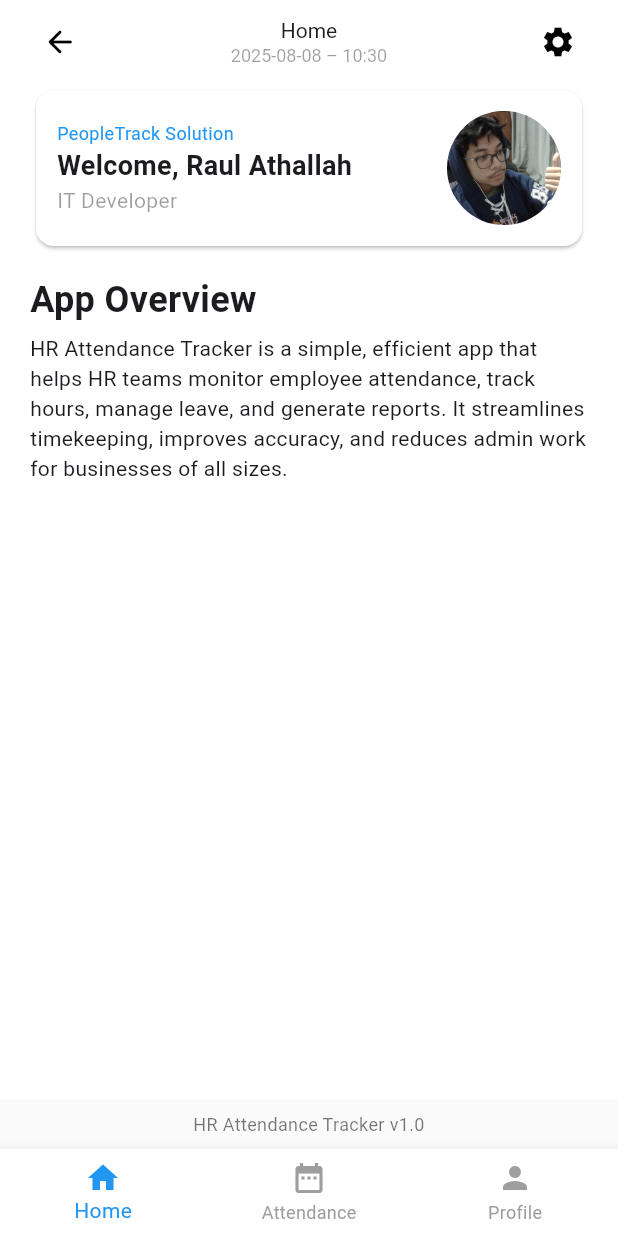
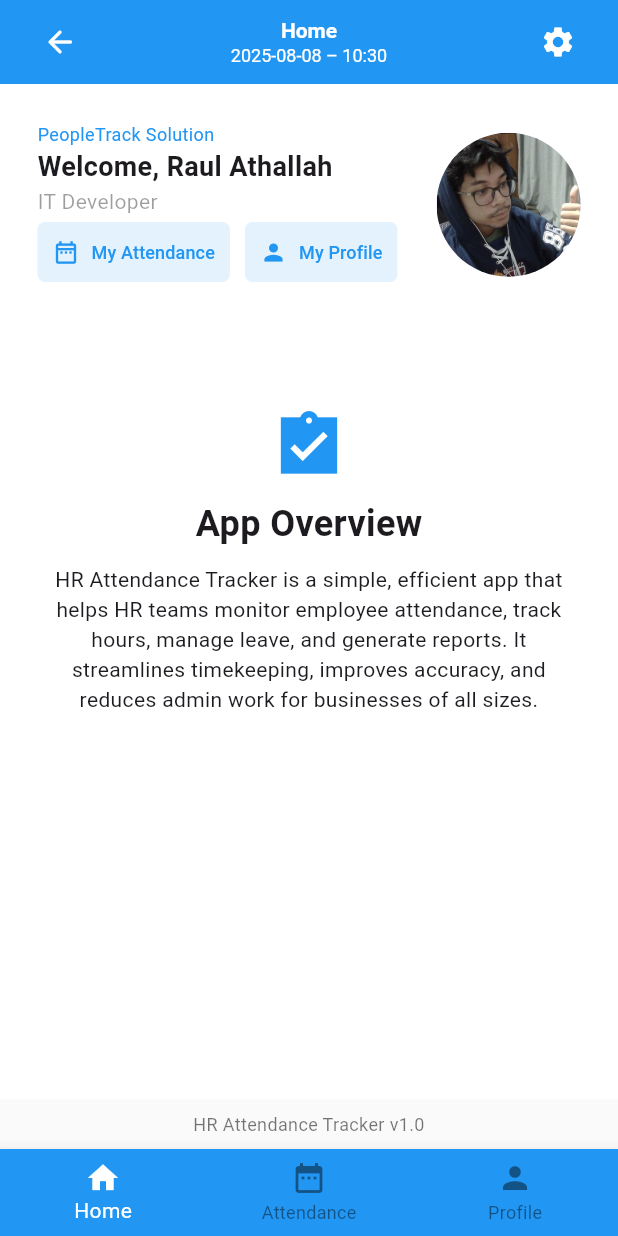
Before and after one commit to raulathallah/flutter-sa-mini, a Flutter app: the screen it shows after launch, on a phone screen of 412 x 824 dp. Run offline on Flutter 3.47's test engine with Material 3 defaults, Android fonts, the phone set to English and light mode, and no system bars.

Commit message:
mini 2, ui fixed homescreen, homescreen button

```diff
--- a/lib/components/appBar.dart
+++ b/lib/components/appBar.dart
@@ -3,8 +3,15 @@ import 'package:intl/intl.dart';
 
 class buildAppBar extends StatelessWidget implements PreferredSizeWidget {
   final String title;
+  final int? fromIndex;
+  final void Function(int)? onTabChange;
 
-  buildAppBar({super.key, required this.title});
+  buildAppBar({
+    super.key,
+    required this.title,
+    this.fromIndex,
+    required this.onTabChange,
+  });
 
   String formattedDate = DateFormat(
     'yyyy-MM-dd – kk:mm',
@@ -17,25 +24,36 @@ class buildAppBar extends StatelessWidget implements PreferredSizeWidget {
         mainAxisAlignment: MainAxisAlignment.spaceBetween,
         children: [
           IconButton(
-            icon: Icon(Icons.arrow_back_rounded, color: Colors.black),
-            onPressed: null,
+            icon: Icon(Icons.arrow_back_rounded, color: Colors.white),
+            onPressed: () {
+              if (fromIndex != null) {
+                onTabChange!(fromIndex!);
+              }
+            },
           ),
           Column(
             children: [
-              Text(title, style: TextStyle(fontSize: 14)),
+              Text(
+                title,
+                style: TextStyle(
+                  fontSize: 14,
+                  color: Colors.white,
+                  fontWeight: FontWeight.bold,
+                ),
+              ),
               Text(
                 formattedDate,
-                style: TextStyle(fontSize: 12, color: Colors.black38),
+                style: TextStyle(fontSize: 12, color: Colors.white),
               ),
             ],
           ),
           IconButton(
-            icon: Icon(Icons.settings, color: Colors.black),
+            icon: Icon(Icons.settings, color: Colors.white),
             onPressed: null,
           ),
         ],
       ),
-      backgroundColor: Colors.transparent,
+      backgroundColor: Colors.blue,
       elevation: 0,
       centerTitle: true,
     );
--- a/lib/main.dart
+++ b/lib/main.dart
@@ -34,6 +34,7 @@ class MainScreen extends StatefulWidget {
 
 class _MainScreenState extends State<MainScreen> {
   int _currentIndex = 0;
+  int? _fromIndex;
 
   Employee get emp => Employee(
     fullName: 'Raul Athallah',
@@ -51,11 +52,16 @@ class _MainScreenState extends State<MainScreen> {
   );
 
   void _changeTab(int index) {
-    setState(() => _currentIndex = index);
+    if (index != null) {
+      setState(() {
+        _fromIndex = _currentIndex;
+        _currentIndex = index;
+      });
+    }
   }
 
   List<Widget> get _screens => [
-    HomeScreen(emp: emp),
+    HomeScreen(emp: emp, onTabChange: _changeTab),
     AttendanceScreen(emp: emp),
     ProfileScreen(emp: emp),
   ];
@@ -64,7 +70,11 @@ class _MainScreenState extends State<MainScreen> {
   @override
   Widget build(BuildContext context) {
     return Scaffold(
-      appBar: buildAppBar(title: _titles[_currentIndex]),
+      appBar: buildAppBar(
+        title: _titles[_currentIndex],
+        fromIndex: _fromIndex,
+        onTabChange: _changeTab,
+      ),
       body: Column(
         children: [
           Expanded(
@@ -81,10 +91,10 @@ class _MainScreenState extends State<MainScreen> {
       ),
 
       bottomNavigationBar: BottomNavigationBar(
-        backgroundColor: Colors.white,
+        backgroundColor: Colors.blue,
         currentIndex: _currentIndex,
-        selectedItemColor: Colors.blue,
-        unselectedItemColor: Colors.grey,
+        selectedItemColor: Colors.white,
+        unselectedItemColor: Colors.black45,
         onTap: _changeTab,
         items: const [
           BottomNavigationBarItem(icon: Icon(Icons.home), label: 'Home'),
--- a/lib/screen/home_screen.dart
+++ b/lib/screen/home_screen.dart
@@ -4,8 +4,9 @@ import 'package:intl/intl.dart';
 
 class HomeScreen extends StatelessWidget {
   final Employee emp;
+  final void Function(int)? onTabChange;
 
-  HomeScreen({super.key, required this.emp});
+  HomeScreen({super.key, required this.emp, required this.onTabChange});
 
   String formattedDate = DateFormat(
     'yyyy-MM-dd – kk:mm',
@@ -17,29 +18,20 @@ class HomeScreen extends StatelessWidget {
       body: SafeArea(
         child: SingleChildScrollView(
           child: Padding(
-            padding: EdgeInsets.symmetric(horizontal: 20),
+            padding: EdgeInsets.all(25),
             child: Column(
+              spacing: 15,
               crossAxisAlignment: CrossAxisAlignment.start,
               children: [
-                //HEADER CARD
-                Card(
-                  elevation: 1,
-                  color: Colors.white,
-                  child: Padding(
-                    padding: EdgeInsets.all(14),
-                    child: Row(
+                Row(
                   mainAxisAlignment: MainAxisAlignment.spaceBetween,
                   children: [
                     Column(
                       crossAxisAlignment: CrossAxisAlignment.start,
-
                       children: [
                         Text(
                           'PeopleTrack Solution',
-                              style: TextStyle(
-                                fontSize: 12,
-                                color: Colors.blue,
-                              ),
+                          style: TextStyle(fontSize: 12, color: Colors.blue),
                         ),
                         Text(
                           'Welcome, ${emp.fullName}',
@@ -50,29 +42,44 @@ class HomeScreen extends StatelessWidget {
                         ),
                         Text(
                           emp.position,
-                              style: TextStyle(
-                                fontSize: 14,
-                                color: Colors.black38,
+                          style: TextStyle(fontSize: 14, color: Colors.black38),
                         ),
+
+                        Row(
+                          spacing: 10,
+                          mainAxisAlignment: MainAxisAlignment.start,
+                          children: [
+                            buttonCustom(
+                              'My Attendance',
+                              Icons.date_range_outlined,
+                              () => onTabChange!(1),
+                            ),
+                            buttonCustom(
+                              'My Profile',
+                              Icons.person,
+                              () => onTabChange!(2),
+                            ),
+                          ],
                         ),
                       ],
                     ),
 
                     CircleAvatar(
-                          radius: 38,
-                          backgroundImage: AssetImage(
-                            'assets/images/pp_raul.jpg',
-                          ),
+                      radius: 48,
+                      backgroundImage: AssetImage('assets/images/pp_raul.jpg'),
                     ),
                   ],
                 ),
+                SizedBox(height: 50),
+                Column(
+                  crossAxisAlignment: CrossAxisAlignment.center,
+                  spacing: 10,
+                  children: [
+                    Icon(
+                      Icons.assignment_turned_in_sharp,
+                      color: Colors.blue,
+                      size: 50,
                     ),
-                ),
-                SizedBox(height: 15),
-                Column(
-                  spacing: 5,
-                  crossAxisAlignment: CrossAxisAlignment.start,
-                  children: [
                     Text(
                       'App Overview',
                       style: TextStyle(
@@ -82,6 +89,8 @@ class HomeScreen extends StatelessWidget {
                     ),
                     Text(
                       'HR Attendance Tracker is a simple, efficient app that helps HR teams monitor employee attendance, track hours, manage leave, and generate reports. It streamlines timekeeping, improves accuracy, and reduces admin work for businesses of all sizes.',
+                      textAlign: TextAlign.center,
+                      style: TextStyle(fontSize: 14),
                     ),
                   ],
                 ),
@@ -93,3 +102,25 @@ class HomeScreen extends StatelessWidget {
     );
   }
 }
+
+Widget buttonCustom(String title, IconData icon, Function? onPressed) {
+  return ElevatedButton.icon(
+    onPressed: () {
+      onPressed!();
+    },
+    icon: Icon(icon),
+    label: Text(title, style: TextStyle(fontSize: 12)),
+    style: ElevatedButton.styleFrom(
+      shape: RoundedRectangleBorder(
+        borderRadius: BorderRadius.circular(5), // Change radius here
+      ),
+      backgroundColor: Colors.blue[50],
+      foregroundColor: Colors.blue,
+      elevation: 0,
+      padding: EdgeInsets.symmetric(
+        horizontal: 10,
+        vertical: 5,
+      ), // Optional padding
+    ),
+  );
+}
```
Lines whose indentation alone changed are shown as unchanged.
